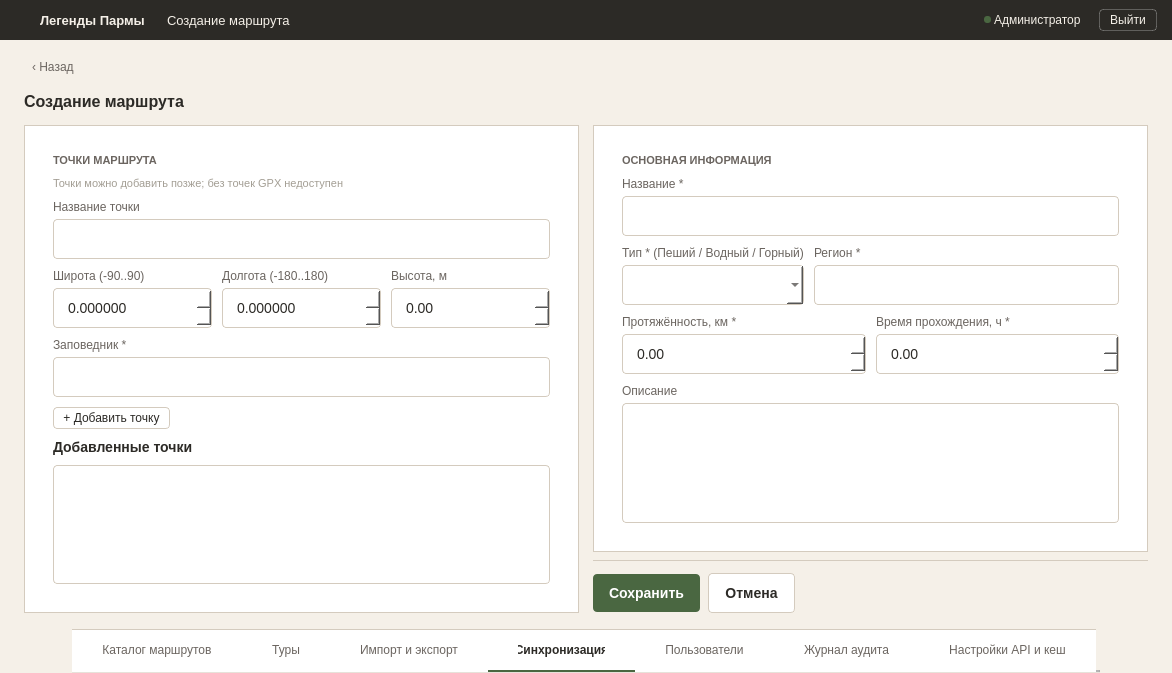
Above: ui/windows/create_route_window.ui from nikolas-po/legends_parma before the change. Below: the same form after it.
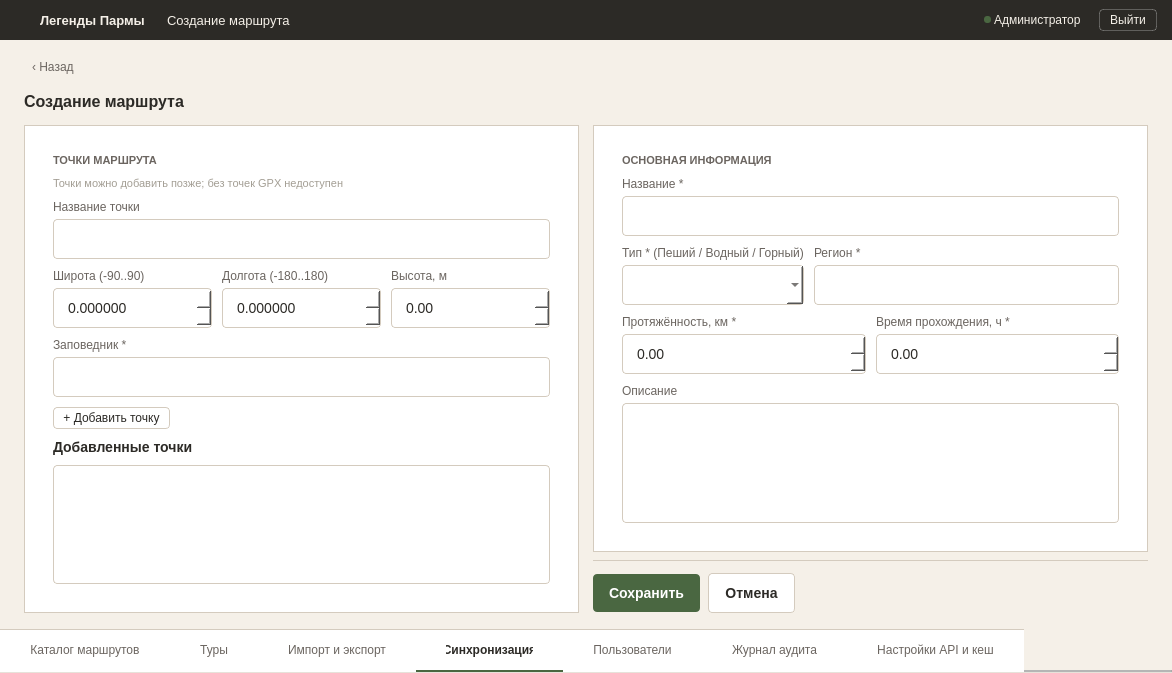
That is the form after the change. Icons and pictures are not drawn.

```diff
--- a/ui/windows/create_route_window.ui
+++ b/ui/windows/create_route_window.ui
@@ -392,9 +392,11 @@
       </layout>
      </widget>
     </item>
-    <item alignment="Qt::AlignmentFlag::AlignHCenter">
-     <widget class="QTabWidget" name="tabWidget">
-      <property name="sizePolicy"><sizepolicy hsizetype="Maximum" vsizetype="Fixed"><horstretch>0</horstretch><verstretch>0</verstretch></sizepolicy></property>
+    <item>
+      <widget class='QTabWidget' name='tabWidget'>
+        <property name='sizePolicy'>
+          <sizepolicy hsizetype='Expanding' vsizetype='Fixed'>
+            <horstretch>1</horstretch><verstretch>0</verstretch></sizepolicy></property>
       <property name="minimumSize"><size><width>0</width><height>44</height></size></property>
       <property name="maximumSize"><size><width>16777215</width><height>44</height></size></property>
       <property name="tabPosition"><enum>QTabWidget::TabPosition::North</enum></property>
```
Left out of the diff: 6 changed lines with no effect on the pictures.
